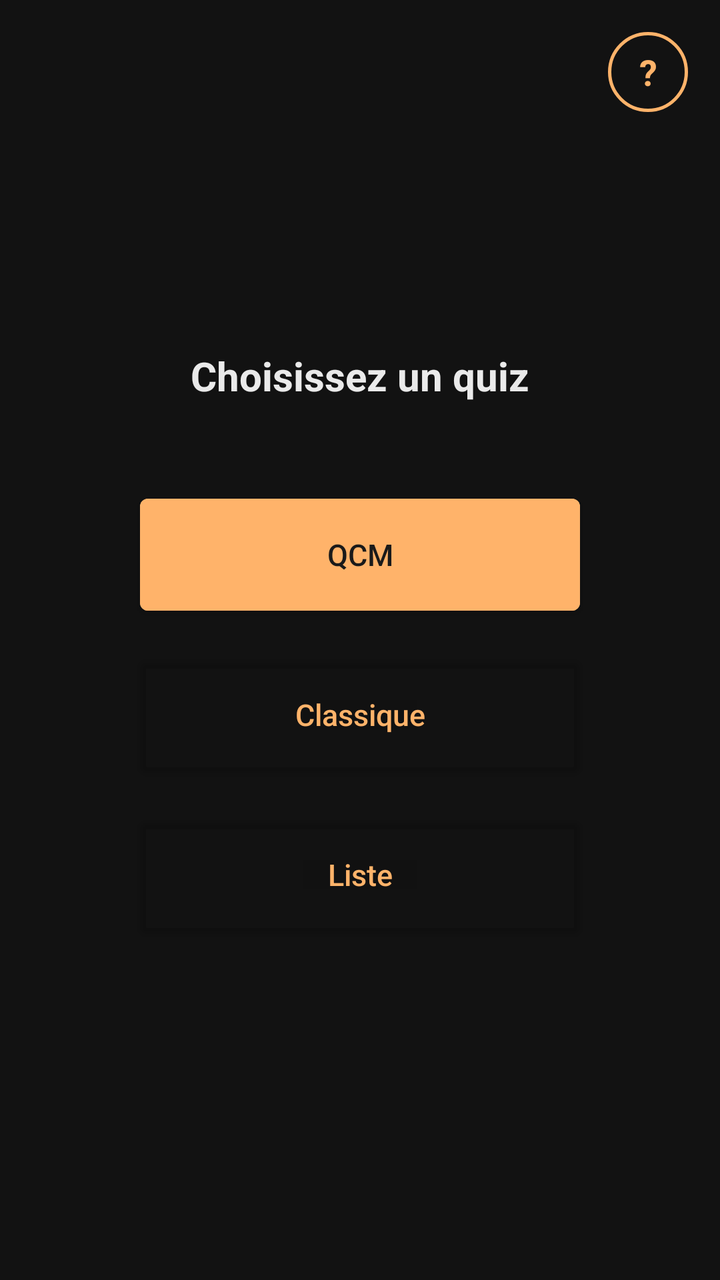
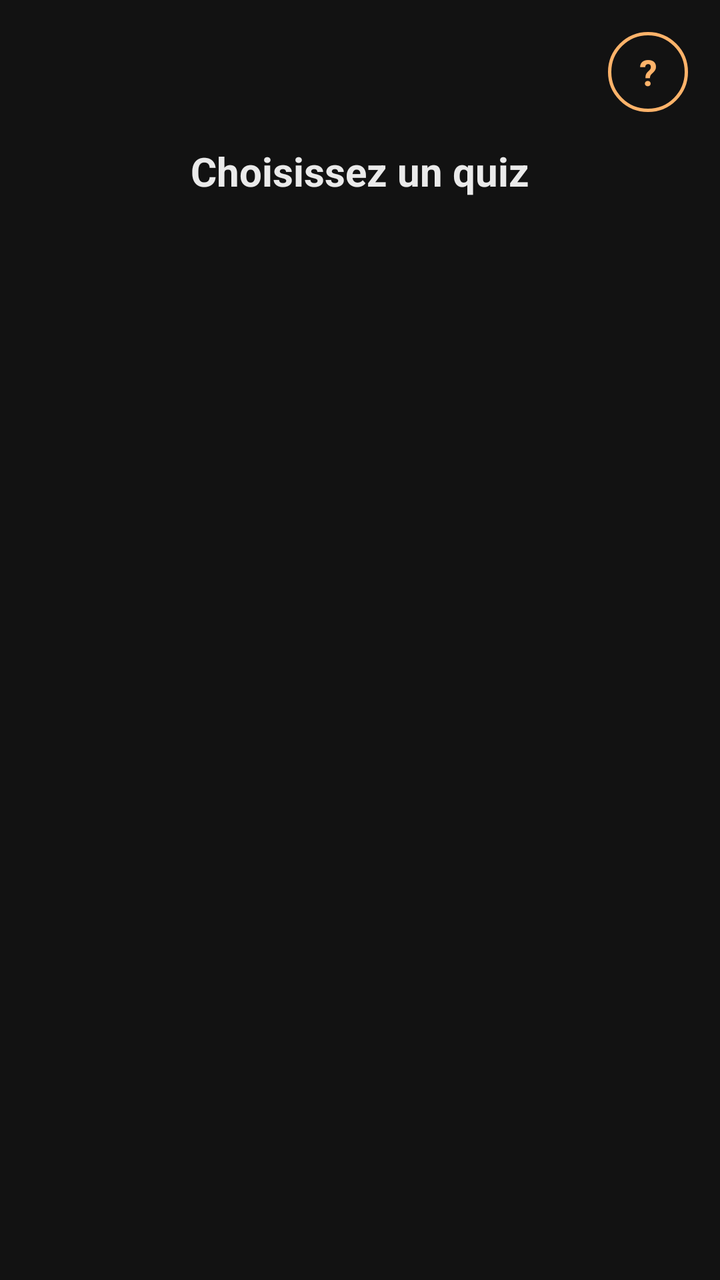

Compare the two renders of this Android layout. The source of the first and the diff that turns it into the second are given below.
<!-- AndroidManifest.xml: application theme Theme.App_mythology -->
<!-- res/layout/fragment_quiz_choice.xml -->
<?xml version="1.0" encoding="utf-8"?>
<FrameLayout xmlns:android="http://schemas.android.com/apk/res/android"
    android:layout_width="match_parent" android:layout_height="match_parent"
    android:background="@color/surface">

    <LinearLayout
        android:layout_width="match_parent" android:layout_height="match_parent"
        android:orientation="vertical" android:gravity="center" android:padding="32dp">

        <TextView android:layout_width="wrap_content" android:layout_height="wrap_content"
            android:text="Choisissez un quiz" android:textSize="20sp" android:textStyle="bold"
            android:textColor="@color/on_surface" android:layout_marginBottom="48dp"/>

        <Button android:id="@+id/btn_quiz_qcm"
            android:backgroundTint="@color/primary" android:textColor="@color/on_primary"
            android:layout_width="220dp" android:layout_height="56dp"
            android:text="QCM" android:layout_marginBottom="24dp"/>

        <Button android:id="@+id/btn_quiz_classic"
            android:backgroundTint="@android:color/transparent" android:textColor="@color/primary"
            android:layout_width="220dp" android:layout_height="56dp"
            android:text="Classique" android:layout_marginBottom="24dp"/>

        <Button android:id="@+id/btn_quiz_list"
            android:backgroundTint="@android:color/transparent" android:textColor="@color/primary"
            android:layout_width="220dp" android:layout_height="56dp"
            android:text="Liste"/>

    </LinearLayout>

    <TextView android:id="@+id/btn_quiz_help"
        android:layout_width="40dp" android:layout_height="40dp"
        android:layout_gravity="top|end" android:layout_margin="16dp"
        android:background="@drawable/bg_help_button"
        android:gravity="center"
        android:text="?" android:textSize="18sp" android:textStyle="bold"
        android:textColor="@color/primary"
        android:contentDescription="Aide sur les quiz"
        android:clickable="true" android:focusable="true"/>

</FrameLayout>
<!-- resources referenced by this layout -->
<resources>
  <color name="on_primary">#FF1A1A1A</color>
  <color name="on_surface">#FFEAEAEA</color>
  <color name="primary">#FFB36A</color>
  <color name="surface">#FF121212</color>
  <!-- drawable bg_help_button (drawable) -->
  <?xml version="1.0" encoding="utf-8"?>
  <shape xmlns:android="http://schemas.android.com/apk/res/android"
      android:shape="oval">
      <solid android:color="@android:color/transparent"/>
      <stroke android:width="1.5dp" android:color="@color/primary"/>
  </shape>
  <style name="Theme.App_mythology" parent="Base.Theme.App_mythology" />
  <style name="Base.Theme.App_mythology" parent="Theme.MaterialComponents.DayNight">
          
          <item name="colorPrimary">@color/primary</item>
          <item name="colorPrimaryDark">@color/colorPrimaryDark</item>
          <item name="colorAccent">@color/colorAccent</item>
          <item name="colorOnPrimary">@color/on_primary</item>
          <item name="colorSurface">@color/surface</item>
          <item name="colorOnSurface">@color/on_surface</item>
          <item name="android:windowBackground">@color/surface</item>
          <item name="android:statusBarColor">@color/surface</item>
          <item name="android:navigationBarColor">@color/surface</item>
          
          <item name="actionBarStyle">@style/MyActionBar</item>
          <item name="textInputStyle">@style/Widget.MaterialComponents.TextInputLayout.OutlinedBox</item>
          
          <item name="materialButtonStyle">@style/AppButton</item>
      </style>
  <color name="colorPrimaryDark">#FF0A0A0A</color>
  <color name="colorAccent">#FFB36A</color>
  <style name="MyActionBar" parent="Widget.MaterialComponents.ActionBar.Solid">
          <item name="background">@color/surface</item>
          <item name="titleTextStyle">@style/MyActionBarTitle</item>
          <item name="navigationIconTint">@color/primary</item>
      </style>
  <style name="AppButton" parent="Widget.MaterialComponents.Button">
          <item name="android:textAllCaps">false</item>
          <item name="android:letterSpacing">0</item>
          <item name="android:insetTop">0dp</item>
          <item name="android:insetBottom">0dp</item>
          <item name="android:maxLines">1</item>
          <item name="android:textSize">15sp</item>
          <item name="autoSizeTextType">uniform</item>
          <item name="autoSizeMinTextSize">11sp</item>
          <item name="autoSizeMaxTextSize">15sp</item>
      </style>
  <style name="MyActionBarTitle" parent="TextAppearance.Widget.AppCompat.Toolbar.Title">
          <item name="android:textColor">@color/on_surface</item>
      </style>
</resources>

<!-- the commit's change to res/layout/fragment_quiz_choice.xml (unified diff, before → after) -->
@@ -3,30 +3,20 @@
     android:layout_width="match_parent" android:layout_height="match_parent"
     android:background="@color/surface">
 
-    <LinearLayout
-        android:layout_width="match_parent" android:layout_height="match_parent"
-        android:orientation="vertical" android:gravity="center" android:padding="32dp">
+    <TextView
+        android:layout_width="wrap_content"
+        android:layout_height="wrap_content"
+        android:layout_gravity="top|center_horizontal"
+        android:layout_marginTop="72dp"
+        android:text="Choisissez un quiz"
+        android:textSize="20sp"
+        android:textStyle="bold"
+        android:textColor="@color/on_surface"/>
 
-        <TextView android:layout_width="wrap_content" android:layout_height="wrap_content"
-            android:text="Choisissez un quiz" android:textSize="20sp" android:textStyle="bold"
-            android:textColor="@color/on_surface" android:layout_marginBottom="48dp"/>
-
-        <Button android:id="@+id/btn_quiz_qcm"
-            android:backgroundTint="@color/primary" android:textColor="@color/on_primary"
-            android:layout_width="220dp" android:layout_height="56dp"
-            android:text="QCM" android:layout_marginBottom="24dp"/>
-
-        <Button android:id="@+id/btn_quiz_classic"
-            android:backgroundTint="@android:color/transparent" android:textColor="@color/primary"
-            android:layout_width="220dp" android:layout_height="56dp"
-            android:text="Classique" android:layout_marginBottom="24dp"/>
-
-        <Button android:id="@+id/btn_quiz_list"
-            android:backgroundTint="@android:color/transparent" android:textColor="@color/primary"
-            android:layout_width="220dp" android:layout_height="56dp"
-            android:text="Liste"/>
-
-    </LinearLayout>
+    <include layout="@layout/view_primary_buttons"
+        android:layout_width="match_parent"
+        android:layout_height="wrap_content"
+        android:layout_gravity="center"/>
 
     <TextView android:id="@+id/btn_quiz_help"
         android:layout_width="40dp" android:layout_height="40dp"
@@ -39,3 +29,44 @@
         android:clickable="true" android:focusable="true"/>
 
 </FrameLayout>
+<!-- res/layout/view_primary_buttons.xml (included above) -->
+<?xml version="1.0" encoding="utf-8"?>
+<LinearLayout xmlns:android="http://schemas.android.com/apk/res/android"
+    android:id="@+id/primary_button_column"
+    android:layout_width="match_parent"
+    android:layout_height="wrap_content"
+    android:orientation="vertical"
+    android:paddingStart="20dp"
+    android:paddingEnd="20dp">
+
+    <ImageButton
+        android:id="@+id/btn_primary_1"
+        android:layout_width="match_parent"
+        android:layout_height="wrap_content"
+        android:layout_marginBottom="4dp"
+        android:adjustViewBounds="true"
+        android:scaleType="fitCenter"
+        android:background="@null"
+        android:padding="0dp" />
+
+    <ImageButton
+        android:id="@+id/btn_primary_2"
+        android:layout_width="match_parent"
+        android:layout_height="wrap_content"
+        android:layout_marginBottom="4dp"
+        android:adjustViewBounds="true"
+        android:scaleType="fitCenter"
+        android:background="@null"
+        android:padding="0dp" />
+
+    <ImageButton
+        android:id="@+id/btn_primary_3"
+        android:layout_width="match_parent"
+        android:layout_height="wrap_content"
+        android:layout_marginBottom="4dp"
+        android:adjustViewBounds="true"
+        android:scaleType="fitCenter"
+        android:background="@null"
+        android:padding="0dp" />
+
+</LinearLayout>
